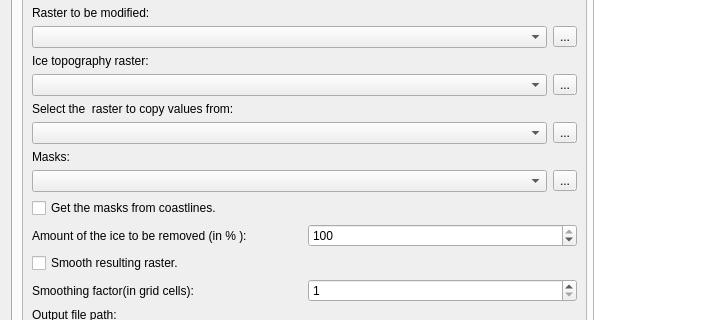
Before: the Qt Designer form std_proc_dialog_base.ui in jaminzoda/terra-antiqua, drawn with Qt 5; both pictures show x 0 to 705 and y 98 to 418 of the 935 by 762 pixel window.
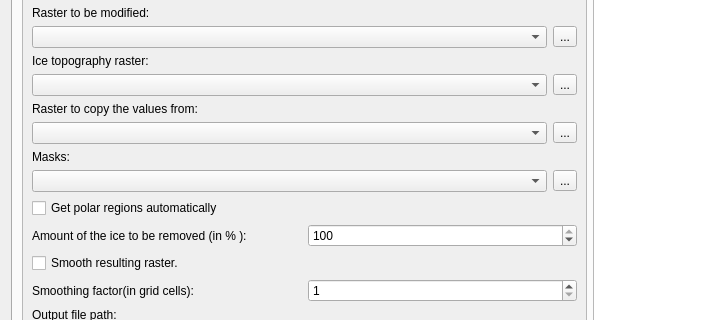
After: the same form once the commit is applied. Custom widgets are drawn as their Qt base class.

```diff
--- a/std_proc_dialog_base.ui
+++ b/std_proc_dialog_base.ui
@@ -144,7 +144,7 @@
              <item>
               <widget class="QLabel" name="copyFromRasterLabel">
                <property name="text">
-                <string>Select the  raster to copy values from:</string>
+                <string>Raster to copy the values from:</string>
                </property>
               </widget>
              </item>
@@ -192,7 +192,7 @@
            <item>
             <widget class="QCheckBox" name="masksFromCoastCheckBox">
              <property name="text">
-              <string>Get the masks from coastlines.</string>
+              <string>Get polar regions automatically</string>
              </property>
             </widget>
            </item>
```
